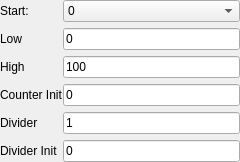
Before: the Qt Designer form ui/patterns/pulsepattern.ui in analogdevicesinc/scopy, drawn with Qt 5.
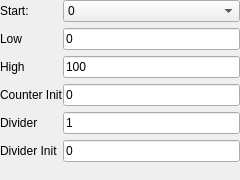
After: the same form once the commit is applied.

The edit to the form file:
```diff
--- a/ui/patterns/pulsepattern.ui
+++ b/ui/patterns/pulsepattern.ui
@@ -7,7 +7,7 @@
     <x>0</x>
     <y>0</y>
     <width>240</width>
-    <height>132</height>
+    <height>180</height>
    </rect>
   </property>
   <property name="windowTitle">
@@ -123,6 +123,19 @@
      </property>
     </widget>
    </item>
+   <item row="6" column="1">
+    <spacer name="verticalSpacer">
+     <property name="orientation">
+      <enum>Qt::Vertical</enum>
+     </property>
+     <property name="sizeHint" stdset="0">
+      <size>
+       <width>20</width>
+       <height>40</height>
+      </size>
+     </property>
+    </spacer>
+   </item>
   </layout>
  </widget>
  <resources/>
```
